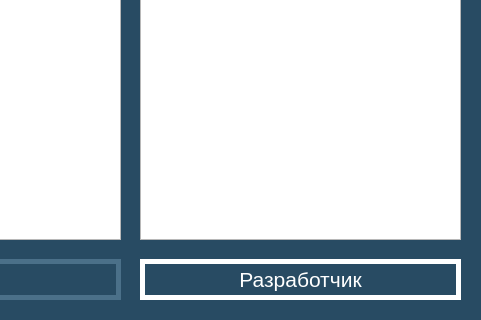
This is Forms/mainwindow.ui in konsilerinos/Anki-ET as Qt 5 draws it before an edit; both pictures show x 560 to 1041 and y 271 to 591 of the 1041 by 591 pixel window. The edited form follows.
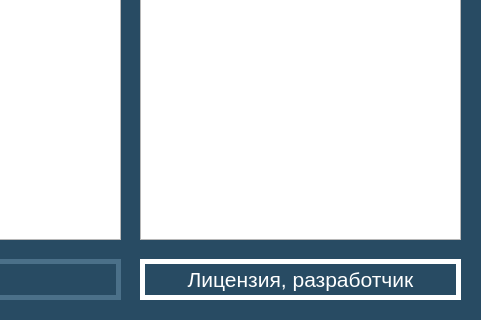
This is the edited form.

```diff
--- a/Forms/mainwindow.ui
+++ b/Forms/mainwindow.ui
@@ -307,7 +307,7 @@
 }</string>
     </property>
     <property name="text">
-     <string>Разработчик</string>
+     <string>Лицензия, разработчик</string>
     </property>
    </widget>
   </widget>
```
